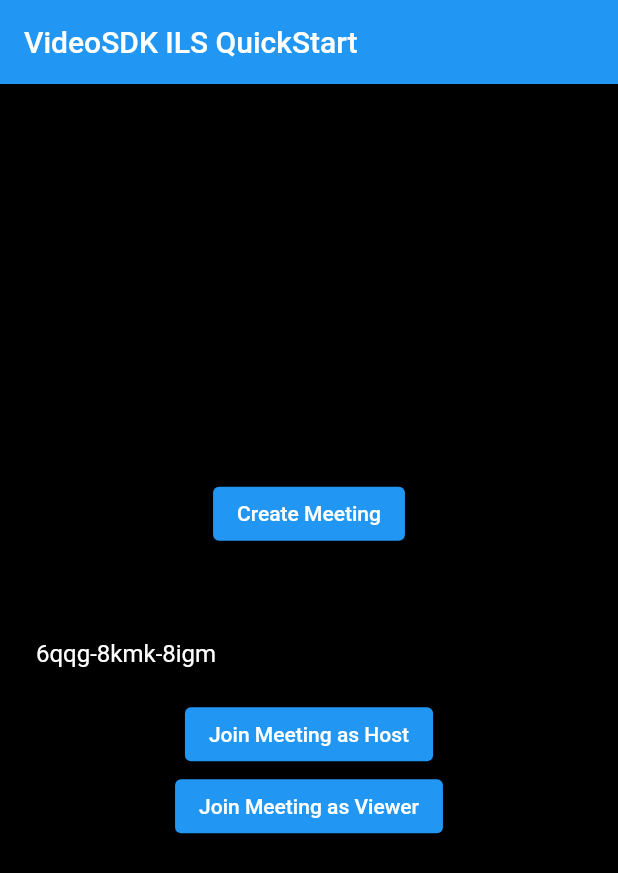
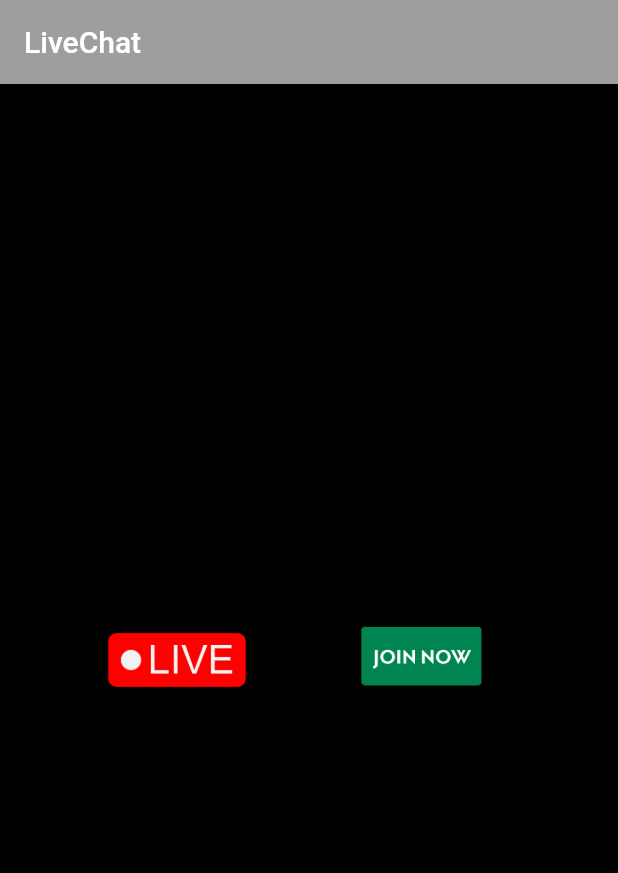
Before and after one commit to TRTJaved/live-stream, a Flutter app: the screen it shows after launch, on a phone screen of 412 x 824 dp. Shown: the top 873 px of the screen. Run offline on Flutter 3.47's test engine with Material 2 defaults, Android fonts, the phone set to English and light mode, and no system bars; missing offline and left inert: flutter_vlc_player, videosdk.

Commit message:
Remove the Textfiled for meeting ID & Changed the join screen

```diff
--- a/lib/livestream/api_call.dart
+++ b/lib/livestream/api_call.dart
@@ -5,13 +5,17 @@ import 'package:http/http.dart' as http;
 const token =
     'eyJhbGciOiJIUzI1NiIsInR5cCI6IkpXVCJ9.eyJhcGlrZXkiOiIwODM4ODAwMS01YWU2LTRkZjItODRlMS03MTc0MTI0YjcyNjMiLCJwZXJtaXNzaW9ucyI6WyJhbGxvd19qb2luIl0sImlhdCI6MTY4NTUzNTI0NiwiZXhwIjoxNjg2MTQwMDQ2fQ.jlwN9dw7y3TrFbv8Owvki_OAieRQYqSZu1ch-1dF8tg';
 
+const roomId = '6qqg-8kmk-8igm'; //Room Id (meeting Id)
+
 // API call to create meeting
 Future<String> createMeeting() async {
   final http.Response httpResponse = await http.post(
     Uri.parse('https://api.videosdk.live/v2/rooms'),
-    headers: {'Authorization': token},
+    headers: {
+      'Authorization': token,
+    },
   );
 
-//Destructuring the roomId from the response
+  //Destructuring the roomId from the response
   return json.decode(httpResponse.body)['roomId'];
 }
--- a/lib/livestream/join_screen.dart
+++ b/lib/livestream/join_screen.dart
@@ -4,9 +4,9 @@ import 'ils_screen.dart';
 import 'package:videosdk/videosdk.dart';
 
 class JoinScreen extends StatelessWidget {
-  final _meetingIdController = TextEditingController(text: "6qqg-8kmk-8igm");
+  //final _meetingIdController = TextEditingController(text: "6qqg-8kmk-8igm");
 
-  JoinScreen({super.key});
+  const JoinScreen({super.key});
 
   void onCreateButtonPressed(BuildContext context) async {
     // call api to create meeting and navigate to MeetingScreen with meetingId,token
@@ -29,10 +29,9 @@ class JoinScreen extends StatelessWidget {
   void onJoinButtonPressed(BuildContext context, Mode mode) {
     // check meeting id is not null or invaild
     // if meeting id is vaild then navigate to MeetingScreen with meetingId,token
-    String meetingId = _meetingIdController.text;
+    String meetingId = roomId;
     var re = RegExp("\\w{4}\\-\\w{4}\\-\\w{4}");
     if (meetingId.isNotEmpty && re.hasMatch(meetingId)) {
-      _meetingIdController.clear();
       Navigator.of(context).push(
         MaterialPageRoute(
           builder: (context) => ILSScreen(
@@ -44,46 +43,67 @@ class JoinScreen extends StatelessWidget {
       );
     } else {
       ScaffoldMessenger.of(context).showSnackBar(const SnackBar(
-        content: Text("Please enter valid meeting id"),
+        content: Text("Meeting id is not valid"),
       ));
     }
   }
 
   @override
   Widget build(BuildContext context) {
-    return Scaffold(
+    return SafeArea(
+      child: Scaffold(
+        appBar: AppBar(
+          backgroundColor: Colors.grey,
+          title: const Text("LiveChat"),
+        ),
         backgroundColor: Colors.black,
-      appBar: AppBar(
-        title: const Text('VideoSDK ILS QuickStart'),
-      ),
         body: Padding(
           padding: const EdgeInsets.all(12.0),
           child: Column(
             mainAxisAlignment: MainAxisAlignment.center,
             children: [
-            ElevatedButton(
-              onPressed: () => onCreateButtonPressed(context),
-              child: const Text('Create Meeting'),
+              // ElevatedButton(
+              //   onPressed: () => onCreateButtonPressed(context),
+              //   child: const Text('Create Meeting'),
+              // ),
+              Row(
+                mainAxisAlignment: MainAxisAlignment.spaceEvenly,
+                children: [
+                  GestureDetector(
+                    onTap: () {
+                      onJoinButtonPressed(context, Mode.CONFERENCE);
+                    },
+                    child: Container(
+                      height: 50,
+                      width: 100,
+                      decoration: const BoxDecoration(
+                        image: DecorationImage(
+                          image: AssetImage(
+                            'assets/images/live.png',
                           ),
-            const SizedBox(height: 40),
-            TextField(
-              style: const TextStyle(color: Colors.white),
-              decoration: const InputDecoration(
-                hintText: 'Enter Meeting Id',
-                border: OutlineInputBorder(),
-                hintStyle: TextStyle(color: Colors.white),
+                          fit: BoxFit.cover,
                         ),
-              controller: _meetingIdController,
                       ),
-            ElevatedButton(
-              onPressed: () => onJoinButtonPressed(context, Mode.CONFERENCE),
-              child: const Text('Join Meeting as Host'),
                     ),
-            ElevatedButton(
-              onPressed: () => onJoinButtonPressed(context, Mode.VIEWER),
-              child: const Text('Join Meeting as Viewer'),
+                  ),
+                  GestureDetector(
+                    onTap: () {
+                      onJoinButtonPressed(context, Mode.VIEWER);
+                    },
+                    child: Container(
+                      height: 85,
+                      width: 120,
+                      decoration: const BoxDecoration(
+                        image: DecorationImage(
+                          image: AssetImage('assets/images/join.png'),
+                        ),
+                      ),
+                    ),
                   ),
                 ],
+              ),
+            ],
+          ),
         ),
       ),
     );
--- a/lib/main.dart
+++ b/lib/main.dart
@@ -12,7 +12,8 @@ class MyApp extends StatelessWidget {
   @override
   Widget build(BuildContext context) {
     return MaterialApp(
-      title: 'VideoSDK ILS QuickStart',
+      debugShowCheckedModeBanner: false,
+      title: 'LiveChat',
       theme: ThemeData(
         primarySwatch: Colors.blue,
       ),
--- a/pubspec.yaml
+++ b/pubspec.yaml
@@ -60,9 +60,8 @@ flutter:
   uses-material-design: true
 
   # To add assets to your application, add an assets section, like this:
-  # assets:
-  #   - images/a_dot_burr.jpeg
-  #   - images/a_dot_ham.jpeg
+  assets:
+    - assets/images/
 
   # An image asset can refer to one or more resolution-specific "variants", see
   # https://flutter.dev/assets-and-images/#resolution-aware
```
Also changed, not shown: assets/images/join.png (added), assets/images/live.png (added). Lines whose indentation alone changed are shown as unchanged.
